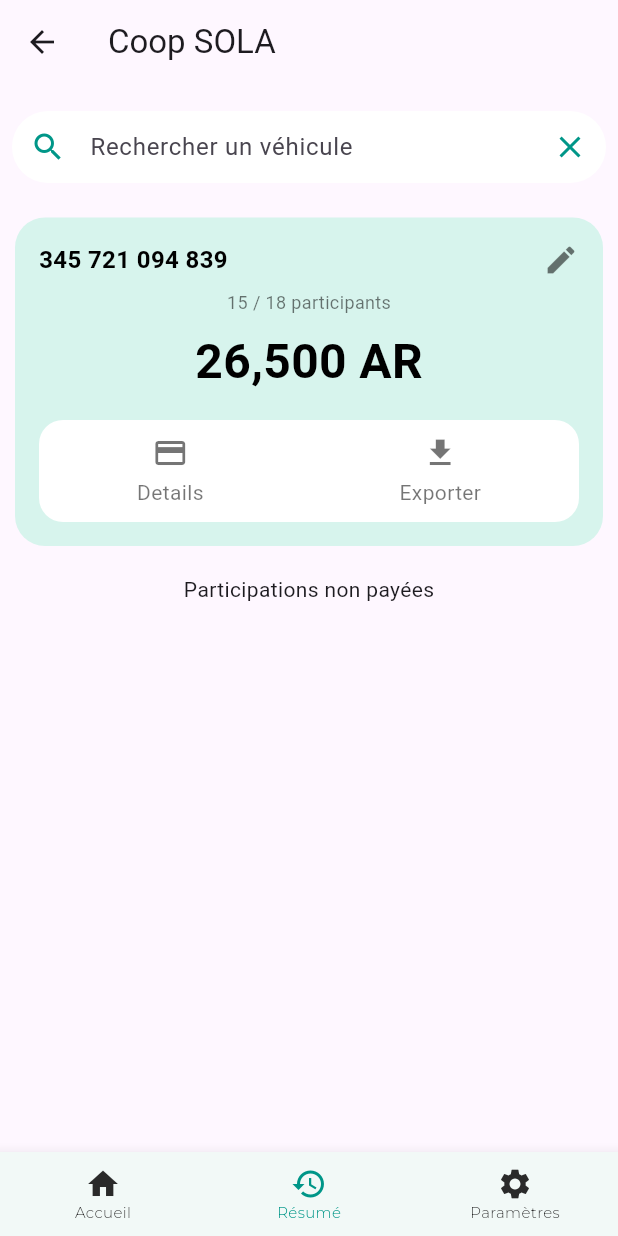
After one commit to dylancodeverse/Smart-time-tracking, a Flutter app: the Payment screen opened directly, on a phone screen of 412 x 824 dp. The commit adds this screen. Run offline on Flutter 3.47's test engine with Material 3 defaults, Android fonts, the light colour scheme and no system bars; our stand-ins replace flutter_local_notifications, permission_handler, shared_preferences, sqflite; missing offline and left inert: workmanager; accounts and stored records are empty; statements that could not run were skipped.

Commit message:
payement module V1

```diff
--- a/lib/main.dart
+++ b/lib/main.dart
@@ -16,12 +16,13 @@ import 'package:sola/domain/service/implementation/notification/notification_ser
 import 'package:sola/domain/service/implementation/violation/violation_service.dart';
 import 'package:sola/domain/service/interface/stats/i_daily_statistic_list_service.dart';
 import 'package:sola/presentation/UI/config/theme.dart';
-import 'package:sola/presentation/UI/features/arrival/arrival_declaration_screen.dart';
-import 'package:sola/presentation/UI/features/assignement/edit_assignement.dart';
-import 'package:sola/presentation/UI/features/assignement/radio_assignement.dart';
+import 'package:sola/presentation/UI/features/payment/payment.dart';
+import 'package:sola/presentation/UI/features/queue/arrival/arrival_declaration_screen.dart';
+import 'package:sola/presentation/UI/features/queue/assignement/edit_assignement.dart';
+import 'package:sola/presentation/UI/features/queue/assignement/radio_assignement.dart';
 import 'package:sola/presentation/UI/features/autotime/auto_time.dart';
-import 'package:sola/presentation/UI/features/home/home_screen.dart';
-import 'package:sola/presentation/UI/features/participation/participation_screen.dart';
+import 'package:sola/presentation/UI/features/queue/home/home_screen.dart';
+import 'package:sola/presentation/UI/features/queue/participation/participation_screen.dart';
 import 'package:sola/presentation/UI/widgets/alert/error_modal.dart';
 import 'package:sola/presentation/providers/arrival_declaration/modal_provider.dart';
 import 'package:sola/presentation/providers/error/error_provider.dart';
@@ -128,9 +129,12 @@ class _MyAppState extends State<MyApp> {
       home: autoTimeEnabled ? HomeScreen() : AutoTimeRequiredScreen(),  // Écran conditionnel en fonction de `autoTimeEnabled`
       initialRoute: '/',
       routes: {
+        // queue module
         '/declaration': (context) => autoTimeEnabled ? ArrivalDeclarationScreen() : AutoTimeRequiredScreen(),
         '/participation': (context) => autoTimeEnabled ? ParticipationScreen() : AutoTimeRequiredScreen(),
         '/edit/assignement': (context) => autoTimeEnabled ? EditAssignement() : AutoTimeRequiredScreen(),
+        // payment module
+        '/payment': (context) => autoTimeEnabled ? Payment(): AutoTimeRequiredScreen(),
       },
     );
   }
--- /dev/null
+++ b/lib/presentation/UI/features/payment/form_card.dart
@@ -0,0 +1,86 @@
+import 'package:flutter/material.dart';
+
+class PaymentCard extends StatelessWidget {
+  @override
+  Widget build(BuildContext context) {
+    return Center(
+      child: Container(
+      margin: const EdgeInsets.symmetric(horizontal: 10, vertical: 5),
+        padding: EdgeInsets.all(16),
+        decoration: BoxDecoration(
+          color: Color.fromARGB(255, 215, 244, 237), // Jaune clair
+          borderRadius: BorderRadius.circular(20),
+
+        ),
+        child: Column(
+          crossAxisAlignment: CrossAxisAlignment.center,
+          children: [
+            Row(
+              mainAxisAlignment: MainAxisAlignment.spaceBetween,
+              children: [
+                Text(
+                  "345 721 094 839",
+                  style: TextStyle(
+                    fontSize: 16,
+                    fontWeight: FontWeight.bold,
+                    color: Colors.black,
+                  ),
+                ),
+                Icon(Icons.edit, color: Colors.black54),
+              ],
+            ),
+            SizedBox(height: 8),
+            Text(
+              "15 / 18 participants",
+              style: TextStyle(
+                fontSize: 12,
+                color: Colors.black54,
+              ),
+            ),
+            SizedBox(height: 8),
+            Text(
+              "26,500 AR",
+              style: TextStyle(
+                fontSize: 32,
+                fontWeight: FontWeight.bold,
+                color: Colors.black,
+              ),
+            ),
+            SizedBox(height: 16),
+            Container(
+              decoration: BoxDecoration(
+                color: Colors.white,
+                borderRadius: BorderRadius.circular(16),
+
+              ),
+              padding: EdgeInsets.symmetric(vertical: 10),
+              child: Row(
+                mainAxisAlignment: MainAxisAlignment.spaceAround,
+                children: [
+                  _buildButton(Icons.payment, "Details"),
+                  _buildButton(Icons.download, "Exporter"),
+                ],
+              ),
+            ),
+          ],
+        ),
+      ),
+    );
+  }
+
+  Widget _buildButton(IconData icon, String label) {
+    return Column(
+      children: [
+        Icon(icon, color: Colors.black54),
+        SizedBox(height: 4),
+        Text(
+          label,
+          style: TextStyle(
+            fontSize: 14,
+            color: Colors.black54,
+          ),
+        ),
+      ],
+    );
+  }
+}
--- /dev/null
+++ b/lib/presentation/UI/features/payment/payment.dart
@@ -0,0 +1,64 @@
+
+
+import 'package:flutter/material.dart';
+import 'package:provider/provider.dart';
+import 'package:sola/global/filter_strategy_list.dart';
+import 'package:sola/presentation/UI/config/theme.dart';
+import 'package:sola/presentation/UI/features/payment/form_card.dart';
+import 'package:sola/presentation/UI/features/queue/home/bus_list_view.dart';
+import 'package:sola/presentation/UI/widgets/bottomnav.dart';
+import 'package:sola/presentation/UI/widgets/search_bar.dart';
+import 'package:sola/presentation/providers/home/daily_statistic_list_provider.dart';
+import 'package:sola/presentation/providers/home/search_filter_provider.dart';
+
+class Payment extends StatefulWidget {
+  @override
+  _PaymentState createState() => _PaymentState();
+}
+class _PaymentState extends State<Payment> {
+
+  @override
+  void initState() {
+    super.initState();
+    Future.microtask(() =>
+        Provider.of<DailyStatisticListProvider>(context, listen: false).filterDailyStatsByPreparedFilter(FilterStrategyList.filters[1]));
+  }
+  @override
+  Widget build(BuildContext context) {
+
+    return Scaffold(
+      appBar: AppBar(
+        title: Text(AppTheme.appName),
+        scrolledUnderElevation: 0,
+      ),
+      body: Consumer<DailyStatisticListProvider>(
+        builder: (context, busProvider, child) {
+          return busProvider.isLoading
+              ? Center(child: CircularProgressIndicator())
+              : Column(
+                  children: [
+
+                    SizedBox(height: 10),
+
+                    CustomizedSearchBar(controller: Provider.of<FilterProvider>(context,listen: false).searchController, onSearch:  busProvider.filterDailyStats),
+
+                    SizedBox(height: 10),
+                    // barre de recherche
+                    PaymentCard(),
+
+                    SizedBox(height: 14),
+
+                    Text("Participations non payées"),
+
+                    SizedBox(height: 10),
+
+                    BusListView()
+                  ],
+                );
+        },
+      ),
+      bottomNavigationBar: Bottomnav(),
+    );
+  }
+
+}
--- a/lib/presentation/UI/widgets/bottomnav.dart
+++ b/lib/presentation/UI/widgets/bottomnav.dart
@@ -13,10 +13,12 @@ class Bottomnav extends StatelessWidget {
       unselectedItemColor: const Color.fromARGB(255, 42, 42, 42),
       unselectedLabelStyle: AppTheme.smallText,
       selectedLabelStyle: AppTheme.smallText,
-      currentIndex: 0, // L'élément sélectionné par défaut (peut être modifié dynamiquement)
+      currentIndex: 1, // L'élément sélectionné par défaut (peut être modifié dynamiquement)
       onTap: (index) {
         if (index == 0) {
           Navigator.pushNamed(context, "/"); // Redirection vers "/"
+        }else if(index ==1){
+          Navigator.pushNamed(context, "/payment");
         }
       },
       items: const [
```
